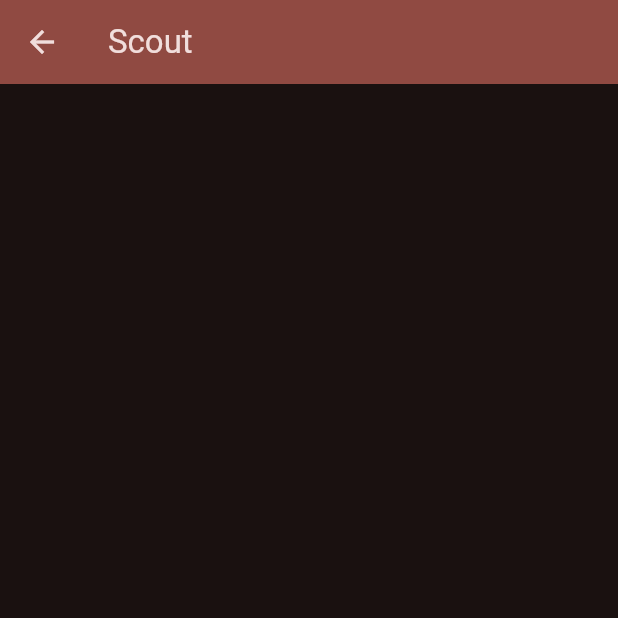
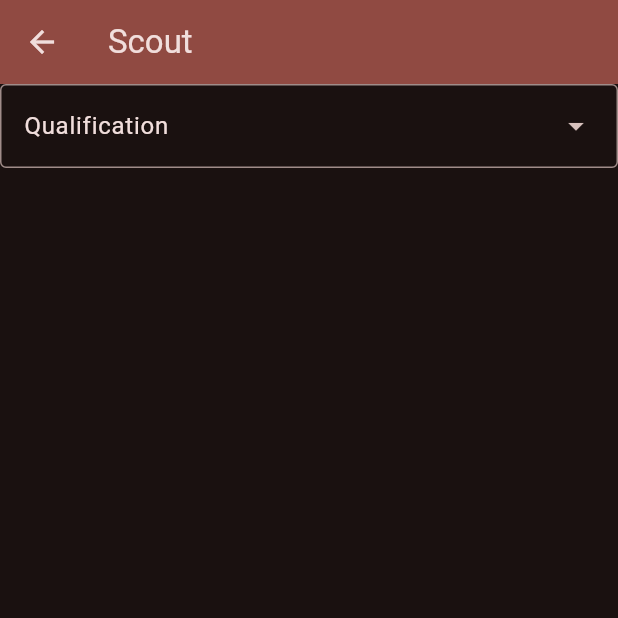
Before and after one commit to team1306/BadgerBetsV2, a Flutter app: the Scout screen opened directly, on a phone screen of 412 x 824 dp, the top half of it. Run offline on Flutter 3.47's test engine with Material 3 defaults, Android fonts, the phone set to English and light mode, and no system bars; our stand-ins replace appwrite.

Commit message:
Started working on scouting page. I don't think im using the viewmodel correctly, but most of the code is still usable

```diff
--- a/lib/main.dart
+++ b/lib/main.dart
@@ -1,3 +1,4 @@
+import 'package:bbotsscoutingapp2025/views/scout.dart';
 import 'package:bbotsscoutingapp2025/views/testview.dart';
 import 'package:flutter/material.dart';
 
@@ -66,7 +67,7 @@
               style: Theme.of(context).textTheme.headlineMedium,
             ),
             TextButton(
-              onPressed: () => Navigator.push(context, MaterialPageRoute(builder: (context) => TestView())),
+              onPressed: () => Navigator.push(context, MaterialPageRoute(builder: (context) => Scout())),
               child: Text("Go to test page")
             )
           ],
--- a/lib/matchdata.dart
+++ b/lib/matchdata.dart
@@ -13,7 +13,7 @@ class MatchData {
 
 enum MatchType {
   practice,
-  qualifier,
+  qualification,
   playoff
 }
 
--- a/lib/viewmodels/scoutmanager.dart
+++ b/lib/viewmodels/scoutmanager.dart
@@ -1,5 +1,30 @@
+import 'package:bbotsscoutingapp2025/matchdata.dart';
+import 'package:bbotsscoutingapp2025/views/scout.dart';
 import 'package:flutter/material.dart';
 
 class ScoutManager extends ChangeNotifier {
+  ScoutState scoutView;
 
+  ScoutPages currentPage = ScoutPages.prematch;
+  MatchData? matchData;
+
+
+  ScoutManager({required this.scoutView});
+
+
+  void startScout() {
+    currentPage = ScoutPages.auto;
+    matchData = MatchData(username: "", matchNumber: 0, robotNumber: 0, matchType: scoutView.matchType);
+  }
+
+  ScoutPages getCurrentPage() {
+    return currentPage;
+  }
 }
+
+enum ScoutPages {
+  prematch,
+  auto,
+  teleop,
+  postmatch
+}
--- a/lib/views/scout.dart
+++ b/lib/views/scout.dart
@@ -1,4 +1,7 @@
+import 'package:bbotsscoutingapp2025/matchdata.dart';
+import 'package:bbotsscoutingapp2025/viewmodels/scoutmanager.dart';
 import 'package:flutter/material.dart';
+import 'package:flutter/services.dart';
 
 class Scout extends StatefulWidget {
   const Scout({super.key});
@@ -8,6 +11,25 @@ class Scout extends StatefulWidget {
 }
 
 class ScoutState extends State<Scout> {
+  late ScoutManager scoutManager;
+
+  late MatchType matchType;
+  late DropdownMenu<MatchType> matchTypeDropdown;
+
+  ScoutState() {
+    scoutManager = ScoutManager(scoutView: this);
+    matchType = MatchType.qualification;
+    matchTypeDropdown = DropdownMenu(
+      width: double.infinity,
+      initialSelection: MatchType.qualification,
+      dropdownMenuEntries: [
+        DropdownMenuEntry(label: "Practice", value: MatchType.practice),
+        DropdownMenuEntry(label: "Qualification", value: MatchType.qualification),
+        DropdownMenuEntry(label: "Playoff", value: MatchType.playoff),
+      ],
+      onSelected: (value) => setState(() => matchType = value!)
+    );
+  }
 
   @override
   Widget build(BuildContext context) {
@@ -17,12 +39,22 @@ class ScoutState extends State<Scout> {
         title: Text("Scout"),
       ),
       body: Center(
-        child: Column(
-          mainAxisAlignment: MainAxisAlignment.center,
-          children: <Widget>[
+        child : switch(scoutManager.getCurrentPage()) {
+          ScoutPages.prematch => Column(
+            children: [
+              matchTypeDropdown
+            ],
+          ),
+          ScoutPages.auto => Column(
 
-          ],
-        ),
+          ),
+          ScoutPages.teleop => Column(
+
+          ),
+          ScoutPages.postmatch => Column(
+
+          )
+        }
       ),
     );
   }
```
